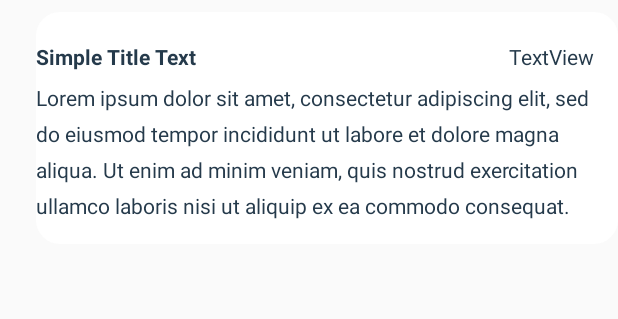
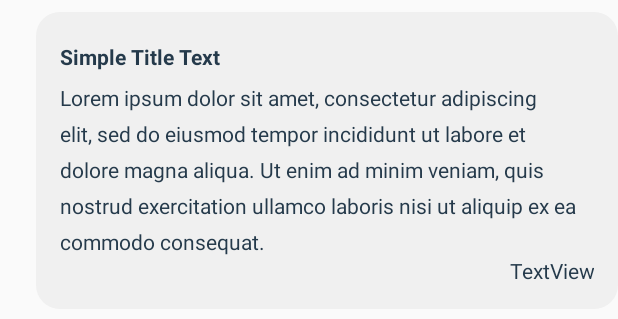
Before and after one commit to sergioskz97/TodoMusica, an Android app: the layout item_news.xml on its own in the app's theme, with its tools: preview values and no code run, on a phone screen of 412 x 824 dp. Shown: the top 319 px of the screen. Run offline under Robolectric (Android 15) with nearby library versions, the phone set to English and light mode, and no system bars; network calls fail; Roboto replaces fonts that are not available here.

Commit message:
Little fix

```diff
--- a/app/src/main/java/com/example/todomusica/ArtistprofileFragment.java
+++ b/app/src/main/java/com/example/todomusica/ArtistprofileFragment.java
@@ -1,5 +1,6 @@
 package com.example.todomusica;
 
+import android.os.Build;
 import android.os.Bundle;
 import android.view.LayoutInflater;
 import android.view.View;
@@ -8,6 +9,7 @@ import android.widget.Button;
 import android.widget.ImageView;
 import android.widget.TextView;
 
+import androidx.annotation.RequiresApi;
 import androidx.appcompat.app.AlertDialog;
 import androidx.fragment.app.Fragment;
 import androidx.navigation.Navigation;
@@ -51,6 +53,7 @@ public class ArtistprofileFragment extends Fragment {
         followBtn = (Button) view.findViewById(R.id.followBtn);
 
         Response.Listener<String> listenerNews = new Response.Listener<String>() {
+            @RequiresApi(api = Build.VERSION_CODES.N)
             @Override
             public void onResponse(String response) {
                 try {
--- a/app/src/main/java/com/example/todomusica/Class/NewsAdapter.java
+++ b/app/src/main/java/com/example/todomusica/Class/NewsAdapter.java
@@ -35,7 +35,7 @@ public class NewsAdapter extends RecyclerView.Adapter<NewsAdapter.NewsViewHolder
     public void onBindViewHolder(@NonNull NewsViewHolder newsViewHolder, int position) {
         newsViewHolder.rvTittle.setText(mData.get(position).getTittle());
         newsViewHolder.rvSnippet.setText(mData.get(position).getSnippet());
-        newsViewHolder.rvDate.setText(mData.get(position).getDate());
+        newsViewHolder.rvDomain.setText(mData.get(position).getDomain());
     }
 
     @Override
@@ -44,14 +44,14 @@ public class NewsAdapter extends RecyclerView.Adapter<NewsAdapter.NewsViewHolder
     }
 
     public class NewsViewHolder extends RecyclerView.ViewHolder {
-        TextView rvTittle, rvSnippet, rvDate;
+        TextView rvTittle, rvSnippet, rvDomain;
 
         public NewsViewHolder(@NonNull View itemView) {
             super(itemView);
 
             rvTittle = itemView.findViewById(R.id.rvNewsTittle);
             rvSnippet = itemView.findViewById(R.id.rvNewsSnippet);
-            rvDate = itemView.findViewById(R.id.rvNewsDate);
+            rvDomain = itemView.findViewById(R.id.rvNewsDomain);
         }
     }
 }
--- a/app/src/main/res/drawable/card_bg.xml
+++ b/app/src/main/res/drawable/card_bg.xml
@@ -1,6 +1,6 @@
 <?xml version="1.0" encoding="utf-8"?>
 <shape xmlns:android="http://schemas.android.com/apk/res/android">
-    <solid android:color="#FFFFFF"/>
+    <solid android:color="#F0F0F0"/>
 
     <corners android:radius="16dp" />
 </shape>
--- a/app/src/main/res/layout/item_news.xml
+++ b/app/src/main/res/layout/item_news.xml
@@ -27,6 +27,8 @@
             android:layout_alignParentStart="true"
             android:layout_alignParentLeft="true"
             android:layout_alignParentTop="true"
+            android:layout_marginStart="16dp"
+            android:layout_marginLeft="16dp"
             android:layout_marginTop="20dp"
             android:text="Simple Title Text "
             android:textColor="@color/gray"
@@ -46,14 +48,13 @@
             android:textColor="@color/gray" />
 
         <TextView
-            android:id="@+id/rvNewsDate"
+            android:id="@+id/rvNewsDomain"
             android:layout_width="wrap_content"
             android:layout_height="wrap_content"
-            android:layout_alignParentEnd="true"
-            android:layout_alignParentRight="true"
-            android:layout_marginTop="20dp"
-            android:layout_marginEnd="16dp"
-            android:layout_marginRight="16dp"
+            android:layout_below="@id/rvNewsSnippet"
+            android:layout_alignStart="@+id/rvNewsSnippet"
+            android:layout_alignEnd="@id/rvNewsSnippet"
+            android:gravity="right"
             android:text="TextView"
             android:textColor="@color/gray"/>
 
```
Also changed, not shown: app/src/main/java/com/example/todomusica/Class/NewsItem.java (+6 -3 lines).
